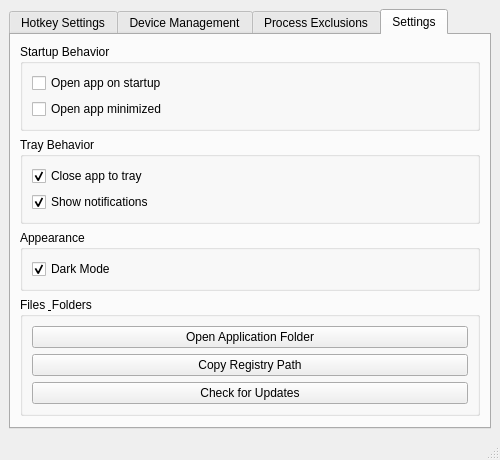
First picture: the form in src/ui/mainwindow.ui, repository tfourj/MuteActiveWindowC, before the edit.
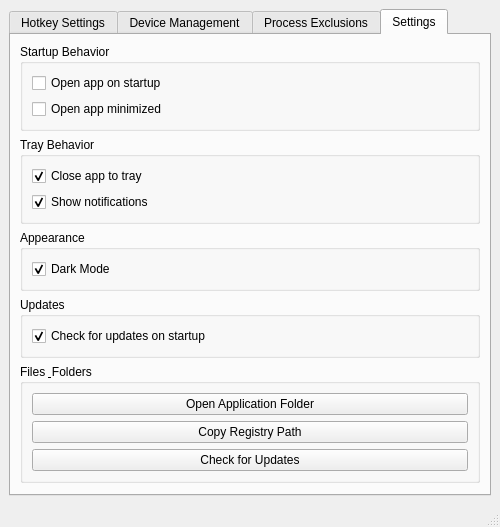
Second picture: the form after the edit.

Commit message: Add auto-update check

Diff of the .ui file:
```diff
--- a/src/ui/mainwindow.ui
+++ b/src/ui/mainwindow.ui
@@ -353,6 +353,28 @@
           </layout>
          </widget>
         </item>
+        <item>
+         <widget class="QGroupBox" name="updatesGroup">
+          <property name="title">
+           <string>Updates</string>
+          </property>
+          <layout class="QVBoxLayout" name="updatesLayout">
+           <item>
+            <widget class="QCheckBox" name="autoUpdateCheckBox">
+             <property name="toolTip">
+              <string>Automatically check for updates when the application starts.</string>
+             </property>
+             <property name="text">
+              <string>Check for updates on startup</string>
+             </property>
+             <property name="checked">
+              <bool>true</bool>
+             </property>
+            </widget>
+           </item>
+          </layout>
+         </widget>
+        </item>
         <item>
          <widget class="QGroupBox" name="filesGroup">
           <property name="title">
```
The commit also changes 9 other files.
